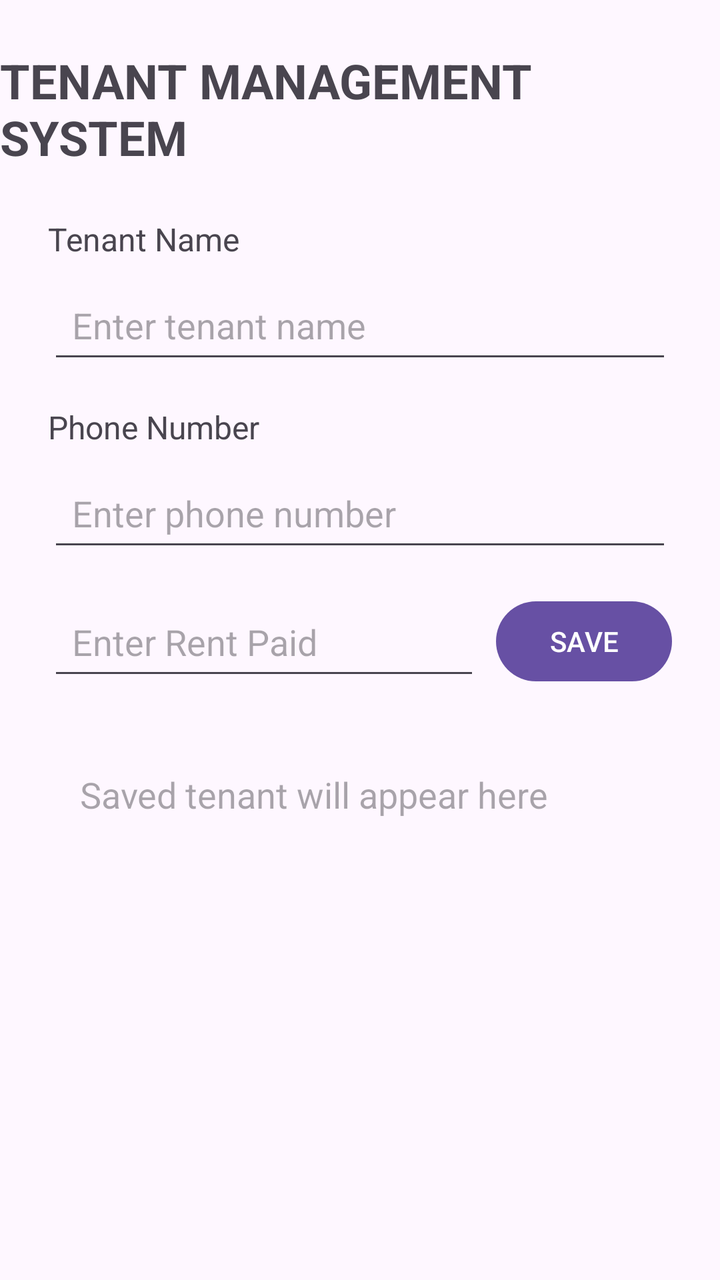
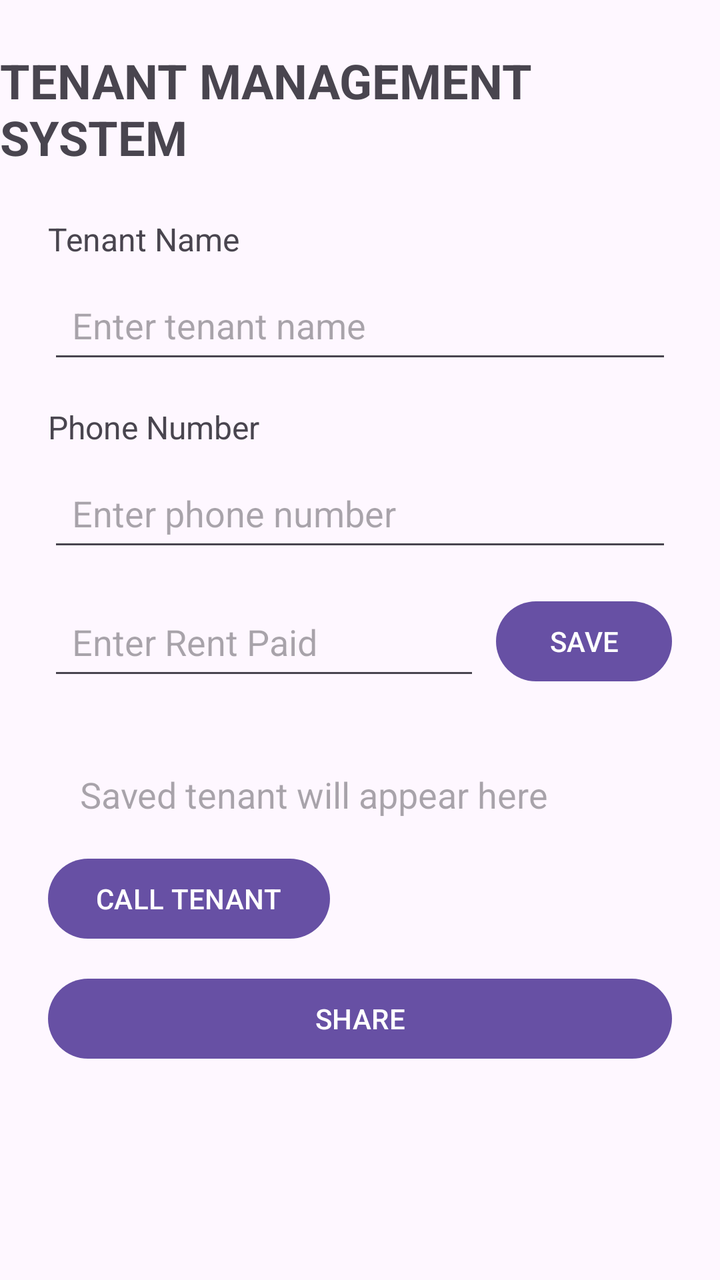

Compare the two renders of this Android layout. The source of the first and the diff that turns it into the second are given below.
<!-- AndroidManifest.xml: application theme Theme.TenantManagement -->
<!-- res/layout/activity_main.xml -->
<?xml version="1.0" encoding="utf-8"?>
<layout xmlns:android="http://schemas.android.com/apk/res/android"
    xmlns:app="http://schemas.android.com/apk/res-auto">

    <data>
        <variable
            name="tenant"
            type="com.example.tenantmanagementsystem.Tenant" />
    </data>

    <androidx.constraintlayout.widget.ConstraintLayout
        android:layout_width="match_parent"
        android:layout_height="match_parent">

        <TextView
            android:id="@+id/titleTextView"
            android:layout_width="wrap_content"
            android:layout_height="wrap_content"
            android:text="TENANT MANAGEMENT SYSTEM"
            android:textSize="24sp"
            android:textStyle="bold"
            android:layout_marginTop="24dp"
            app:layout_constraintTop_toTopOf="parent"
            app:layout_constraintStart_toStartOf="parent"
            app:layout_constraintEnd_toEndOf="parent" />

        <TextView
            android:id="@+id/tenantNameLabel"
            android:layout_width="wrap_content"
            android:layout_height="wrap_content"
            android:text="Tenant Name"
            android:textSize="16sp"
            android:layout_marginTop="24dp"
            android:layout_marginStart="24dp"
            app:layout_constraintTop_toBottomOf="@id/titleTextView"
            app:layout_constraintStart_toStartOf="parent" />

        <EditText
            android:id="@+id/tenantNameEditText"
            android:layout_width="0dp"
            android:layout_height="wrap_content"
            android:hint="Enter tenant name"
            android:minHeight="48dp"
            android:padding="12dp"
            android:layout_marginTop="8dp"
            android:layout_marginStart="24dp"
            android:layout_marginEnd="24dp"
            app:layout_constraintTop_toBottomOf="@id/tenantNameLabel"
            app:layout_constraintStart_toStartOf="parent"
            app:layout_constraintEnd_toEndOf="parent" />

        <TextView
            android:id="@+id/phoneLabel"
            android:layout_width="wrap_content"
            android:layout_height="wrap_content"
            android:text="Phone Number"
            android:textSize="16sp"
            android:layout_marginTop="16dp"
            android:layout_marginStart="24dp"
            app:layout_constraintTop_toBottomOf="@id/tenantNameEditText"
            app:layout_constraintStart_toStartOf="parent" />

        <EditText
            android:id="@+id/phoneEditText"
            android:layout_width="0dp"
            android:layout_height="wrap_content"
            android:hint="Enter phone number"
            android:inputType="phone"
            android:minHeight="48dp"
            android:padding="12dp"
            android:layout_marginTop="8dp"
            android:layout_marginStart="24dp"
            android:layout_marginEnd="24dp"
            app:layout_constraintTop_toBottomOf="@id/phoneLabel"
            app:layout_constraintStart_toStartOf="parent"
            app:layout_constraintEnd_toEndOf="parent" />

        <EditText
            android:id="@+id/rentEditText"
            android:layout_width="0dp"
            android:layout_height="wrap_content"
            android:hint="Enter Rent Paid"
            android:inputType="numberDecimal"
            android:minHeight="48dp"
            android:padding="12dp"
            android:layout_marginStart="24dp"
            android:layout_marginTop="16dp"
            android:layout_marginEnd="8dp"
            app:layout_constraintTop_toBottomOf="@id/phoneEditText"
            app:layout_constraintStart_toStartOf="parent"
            app:layout_constraintEnd_toStartOf="@id/saveButton" />

        <Button
            android:id="@+id/saveButton"
            android:layout_width="wrap_content"
            android:layout_height="wrap_content"
            android:text="SAVE"
            android:layout_marginEnd="24dp"
            app:layout_constraintTop_toTopOf="@id/rentEditText"
            app:layout_constraintEnd_toEndOf="parent" />

        <TextView
            android:id="@+id/tenantResultTextView"
            android:layout_width="0dp"
            android:layout_height="wrap_content"
            android:text="@{tenant.summary()}"
            android:hint="Saved tenant will appear here"
            android:textSize="18sp"
            android:padding="16dp"
            android:layout_margin="24dp"
            app:layout_constraintTop_toBottomOf="@id/rentEditText"
            app:layout_constraintStart_toStartOf="parent"
            app:layout_constraintEnd_toEndOf="parent" />

        <TextView
            android:id="@+id/tenantNameResultTextView"
            android:layout_width="0dp"
            android:layout_height="wrap_content"
            android:text="@{tenant.name}"
            android:textSize="26sp"
            android:textStyle="bold"
            android:layout_margin="24dp"
            app:layout_constraintTop_toBottomOf="@id/tenantResultTextView"
            app:layout_constraintStart_toStartOf="parent"
            app:layout_constraintEnd_toEndOf="parent" />

    </androidx.constraintlayout.widget.ConstraintLayout>
</layout>
<!-- resources referenced by this layout -->
<resources>
  <style name="Theme.TenantManagement" parent="Base.Theme.TenantManagement" />
  <style name="Base.Theme.TenantManagement" parent="Theme.Material3.DayNight.NoActionBar">
          
          
      </style>
</resources>

<!-- the commit's change to res/layout/activity_main.xml (unified diff, before → after) -->
@@ -124,5 +124,27 @@
             app:layout_constraintStart_toStartOf="parent"
             app:layout_constraintEnd_toEndOf="parent" />
 
+
+        <Button
+            android:id="@+id/callButton"
+            android:layout_width="wrap_content"
+            android:layout_height="wrap_content"
+            android:text="CALL TENANT"
+            android:layout_marginStart="24dp"
+            app:layout_constraintTop_toBottomOf="@id/tenantResultTextView"
+            app:layout_constraintStart_toStartOf="parent" />
+
+        <Button
+            android:id="@+id/shareButton"
+            android:layout_width="0dp"
+            android:layout_height="wrap_content"
+            android:text="SHARE"
+            android:layout_marginStart="24dp"
+            android:layout_marginEnd="24dp"
+            android:layout_marginTop="12dp"
+            app:layout_constraintTop_toBottomOf="@id/callButton"
+            app:layout_constraintStart_toStartOf="parent"
+            app:layout_constraintEnd_toEndOf="parent" />
+
     </androidx.constraintlayout.widget.ConstraintLayout>
 </layout>
